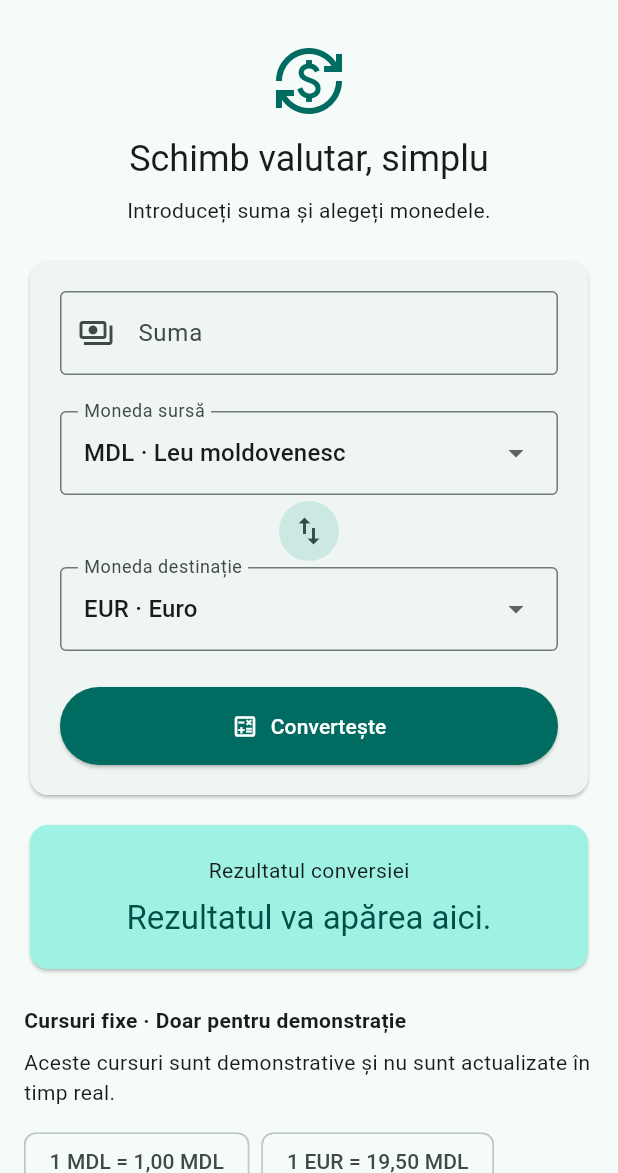
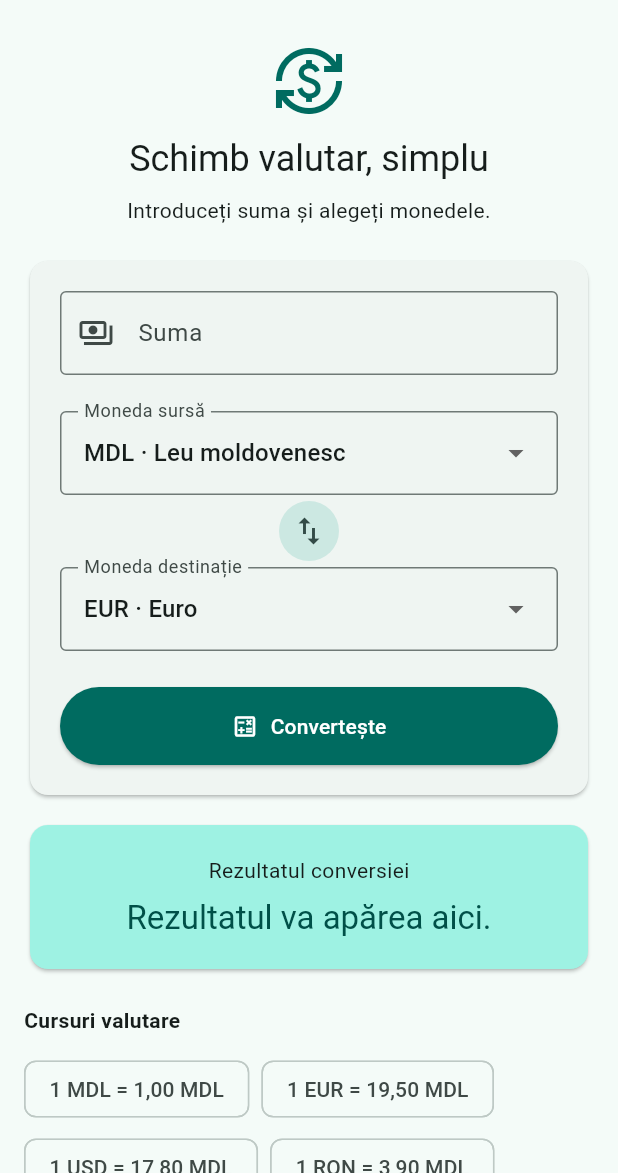
Before and after one commit to ag234ag/laboratoare_PAM_GorunAndreea, a Flutter app: the screen it shows after launch, on a phone screen of 412 x 824 dp, the part 63-1236 px from its top. Run offline on Flutter 3.47's test engine with Material 3 defaults, Android fonts, the phone set to English and light mode, and no system bars.

Commit message:
Update currency converter and tests

```diff
--- a/laborator_1/lib/screens/currency_converter_screen.dart
+++ b/laborator_1/lib/screens/currency_converter_screen.dart
@@ -176,12 +176,8 @@ class _CurrencyConverterScreenState extends State<CurrencyConverterScreen> {
                   ),
                   const SizedBox(height: 20),
                   const Text(
-                    'Cursuri fixe · Doar pentru demonstrație',
+                    'Cursuri valutare',
                     style: TextStyle(fontWeight: FontWeight.bold),
-                  ),
-                  const SizedBox(height: 8),
-                  const Text(
-                    'Aceste cursuri sunt demonstrative și nu sunt actualizate în timp real.',
                   ),
                   const SizedBox(height: 12),
                   Wrap(
```
Also changed, not shown: 1 other file.
